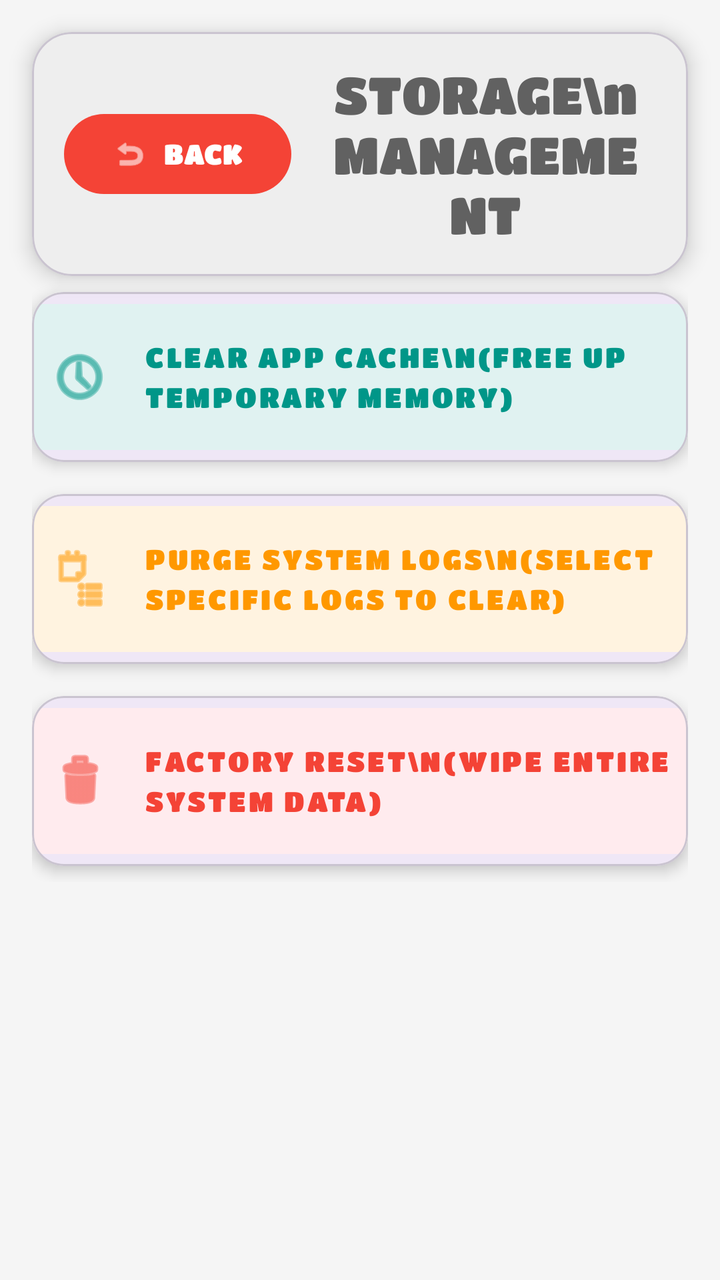
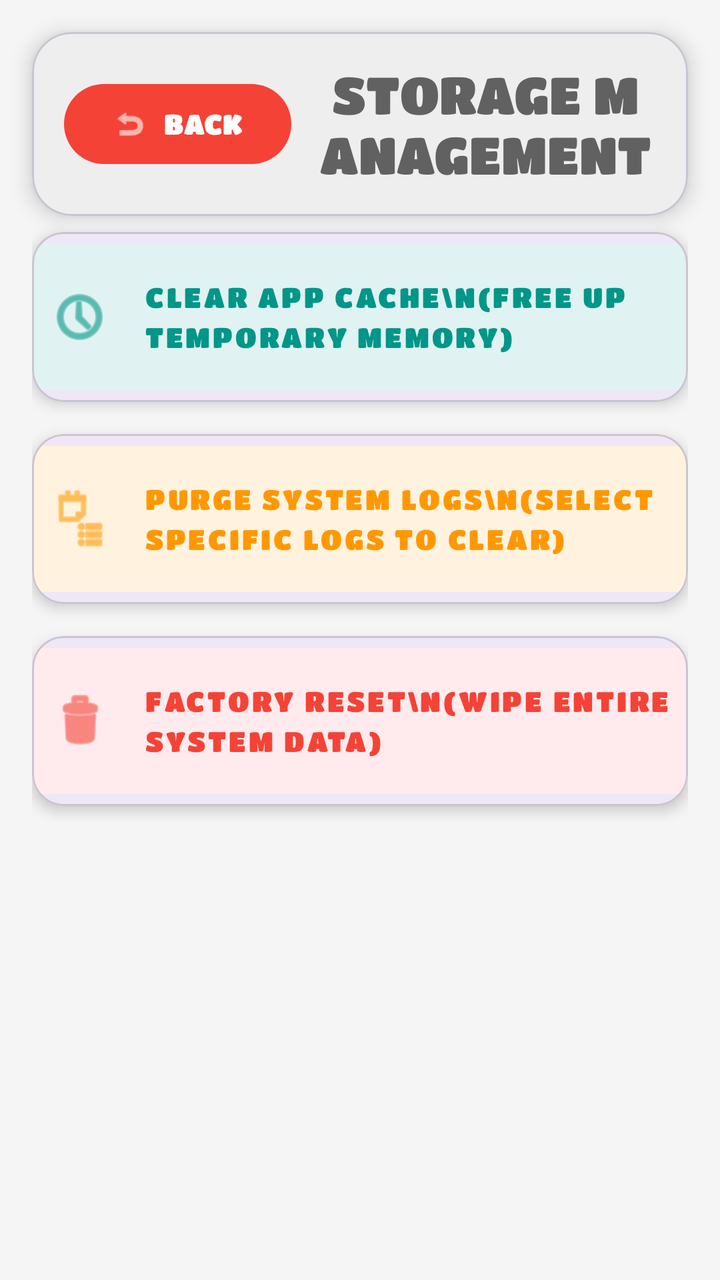

Two renders of the same Android screen: before a commit and after it. Below are the layout's source before the change and the commit's diff.
<!-- AndroidManifest.xml: application theme Theme.LetterLand -->
<!-- res/layout/activity_storage_management.xml -->
<?xml version="1.0" encoding="utf-8"?>
<androidx.constraintlayout.widget.ConstraintLayout xmlns:android="http://schemas.android.com/apk/res/android"
    xmlns:app="http://schemas.android.com/apk/res-auto"
    android:layout_width="match_parent"
    android:layout_height="match_parent"
    android:background="#F5F5F5"
    android:fitsSystemWindows="true">

    <com.google.android.material.card.MaterialCardView
        android:id="@+id/headerCard"
        android:layout_width="match_parent"
        android:layout_height="wrap_content"
        android:layout_margin="16dp"
        app:cardBackgroundColor="#EEEEEE"
        app:cardCornerRadius="20dp"
        app:cardElevation="6dp"
        app:layout_constraintEnd_toEndOf="parent"
        app:layout_constraintStart_toStartOf="parent"
        app:layout_constraintTop_toTopOf="parent">

        <LinearLayout
            android:layout_width="match_parent"
            android:layout_height="wrap_content"
            android:gravity="center_vertical"
            android:orientation="horizontal"
            android:padding="16dp">

            <com.google.android.material.button.MaterialButton
                android:id="@+id/btnStorageBack"
                android:layout_width="wrap_content"
                android:layout_height="wrap_content"
                android:fontFamily="@font/kid_font"
                android:text="BACK"
                android:textColor="#FFFFFF"
                app:backgroundTint="#F44336"
                app:cornerRadius="20dp"
                app:icon="@android:drawable/ic_menu_revert" />

            <TextView
                android:id="@+id/tvStorageTitle"
                android:layout_width="0dp"
                android:layout_height="wrap_content"
                android:layout_marginStart="12dp"
                android:layout_weight="1"
                android:fontFamily="@font/kid_font"
                android:gravity="center"
                android:includeFontPadding="false"
                android:text="STORAGE\nMANAGEMENT"
                android:textColor="#616161"
                android:textSize="26sp"
                app:autoSizeMaxTextSize="26sp"
                app:autoSizeMinTextSize="14sp"
                app:autoSizeTextType="uniform" />
        </LinearLayout>
    </com.google.android.material.card.MaterialCardView>

    <ScrollView
        android:layout_width="0dp"
        android:layout_height="0dp"
        android:clipToPadding="false"
        android:paddingBottom="24dp"
        app:layout_constraintBottom_toBottomOf="parent"
        app:layout_constraintEnd_toEndOf="parent"
        app:layout_constraintStart_toStartOf="parent"
        app:layout_constraintTop_toBottomOf="@id/headerCard">

        <LinearLayout
            android:layout_width="match_parent"
            android:layout_height="wrap_content"
            android:orientation="vertical"
            android:paddingHorizontal="16dp">

            <com.google.android.material.card.MaterialCardView
                android:layout_width="match_parent"
                android:layout_height="wrap_content"
                android:layout_marginVertical="8dp"
                app:cardCornerRadius="16dp"
                app:cardElevation="4dp">

                <com.google.android.material.button.MaterialButton
                    android:id="@+id/btnClearCache"
                    style="@style/Widget.MaterialComponents.Button.TextButton"
                    android:layout_width="match_parent"
                    android:layout_height="wrap_content"
                    android:fontFamily="@font/kid_font"
                    android:gravity="start|center_vertical"
                    android:lineSpacingExtra="4dp"
                    android:minHeight="85dp"
                    android:paddingStart="20dp"
                    android:paddingEnd="20dp"
                    android:text="CLEAR APP CACHE\n(Free Up Temporary Memory)"
                    android:textColor="#009688"
                    app:backgroundTint="#E0F2F1"
                    app:icon="@android:drawable/ic_menu_recent_history"
                    app:iconGravity="start"
                    app:iconPadding="16dp"
                    app:iconSize="32dp"
                    app:iconTint="#009688" />
            </com.google.android.material.card.MaterialCardView>

            <com.google.android.material.card.MaterialCardView
                android:layout_width="match_parent"
                android:layout_height="wrap_content"
                android:layout_marginVertical="8dp"
                app:cardCornerRadius="16dp"
                app:cardElevation="4dp">

                <com.google.android.material.button.MaterialButton
                    android:id="@+id/btnDeleteLogs"
                    style="@style/Widget.MaterialComponents.Button.TextButton"
                    android:layout_width="match_parent"
                    android:layout_height="wrap_content"
                    android:fontFamily="@font/kid_font"
                    android:gravity="start|center_vertical"
                    android:lineSpacingExtra="4dp"
                    android:minHeight="85dp"
                    android:paddingStart="20dp"
                    android:paddingEnd="20dp"
                    android:text="PURGE SYSTEM LOGS\n(Select Specific Logs to Clear)"
                    android:textColor="#FF9800"
                    app:backgroundTint="#FFF3E0"
                    app:icon="@android:drawable/ic_menu_agenda"
                    app:iconGravity="start"
                    app:iconPadding="16dp"
                    app:iconSize="32dp"
                    app:iconTint="#FF9800" />
            </com.google.android.material.card.MaterialCardView>

            <com.google.android.material.card.MaterialCardView
                android:layout_width="match_parent"
                android:layout_height="wrap_content"
                android:layout_marginVertical="8dp"
                app:cardCornerRadius="16dp"
                app:cardElevation="4dp">

                <com.google.android.material.button.MaterialButton
                    android:id="@+id/btnResetData"
                    style="@style/Widget.MaterialComponents.Button.TextButton"
                    android:layout_width="match_parent"
                    android:layout_height="wrap_content"
                    android:fontFamily="@font/kid_font"
                    android:gravity="start|center_vertical"
                    android:lineSpacingExtra="4dp"
                    android:minHeight="85dp"
                    android:paddingStart="20dp"
                    android:paddingEnd="20dp"
                    android:text="FACTORY RESET\n(Wipe Entire System Data)"
                    android:textColor="#F44336"
                    app:backgroundTint="#FFEBEE"
                    app:icon="@android:drawable/ic_menu_delete"
                    app:iconGravity="start"
                    app:iconPadding="16dp"
                    app:iconSize="32dp"
                    app:iconTint="#F44336" />
            </com.google.android.material.card.MaterialCardView>

        </LinearLayout>
    </ScrollView>

</androidx.constraintlayout.widget.ConstraintLayout>
<!-- resources referenced by this layout -->
<resources>
  <style name="Theme.LetterLand" parent="Base.Theme.LetterLand" />
  <style name="Base.Theme.LetterLand" parent="Theme.Material3.DayNight.NoActionBar">
      </style>
</resources>

<!-- the commit's change to res/layout/activity_storage_management.xml (unified diff, before → after) -->
@@ -45,7 +45,7 @@
                 android:fontFamily="@font/kid_font"
                 android:gravity="center"
                 android:includeFontPadding="false"
-                android:text="STORAGE\nMANAGEMENT"
+                android:text="STORAGE MANAGEMENT"
                 android:textColor="#616161"
                 android:textSize="26sp"
                 app:autoSizeMaxTextSize="26sp"
